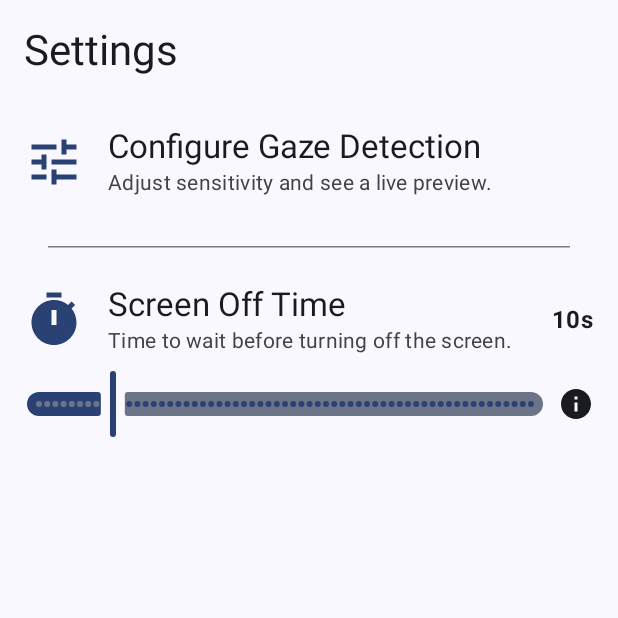
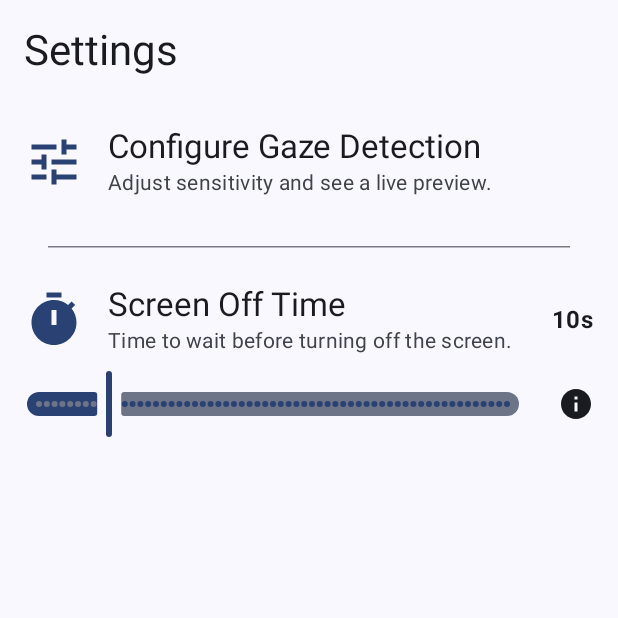
Before and after one commit to JhoxmanXD/Watcher, an Android app built with Jetpack Compose: the SettingsScreen screen opened through its navigation route, on a phone screen of 412 x 824 dp, the top half of it. Run offline under Robolectric (Android 15) with nearby library versions, the light colour scheme and no system bars.

Commit message:
Refactor: Add spacer to narrow slider in SettingsScreen
A spacer has been added to the layout next to the slider in the settings screen. This creates a gap and reduces the width of the slider.

```diff
--- a/app/src/main/java/com/jhoxmanv/watcher/ui/screens/SettingsScreen.kt
+++ b/app/src/main/java/com/jhoxmanv/watcher/ui/screens/SettingsScreen.kt
@@ -4,7 +4,9 @@ import android.content.Intent
 import androidx.compose.foundation.clickable
 import androidx.compose.foundation.layout.Column
 import androidx.compose.foundation.layout.Row
+import androidx.compose.foundation.layout.Spacer
 import androidx.compose.foundation.layout.padding
+import androidx.compose.foundation.layout.width
 import androidx.compose.material.icons.Icons
 import androidx.compose.material.icons.filled.Timer
 import androidx.compose.material.icons.filled.Tune
@@ -76,6 +78,8 @@ fun SettingsScreen(
                     steps = 59,
                     modifier = Modifier.weight(1f)
                 )
+                // Add a spacer to create a gap and make the slider narrower
+                Spacer(modifier = Modifier.width(16.dp))
                 InfoTooltip("The time in seconds to wait before locking the screen when no face is detected.")
             }
         }
```
